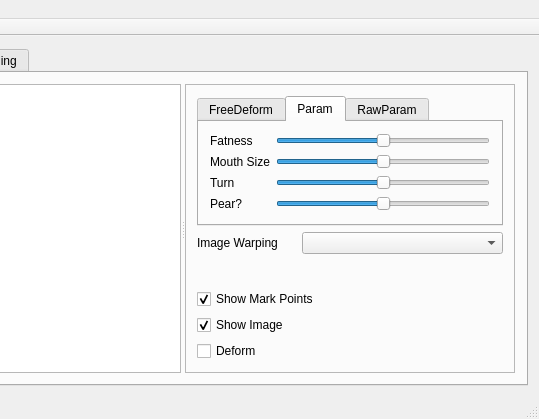
This is gui_paramdeform.ui in yifangxu/faceworkshop as Qt 5 draws it before an edit; both pictures show x 243 to 782 and y 0 to 419 of the 782 by 419 pixel window. The edited form follows.
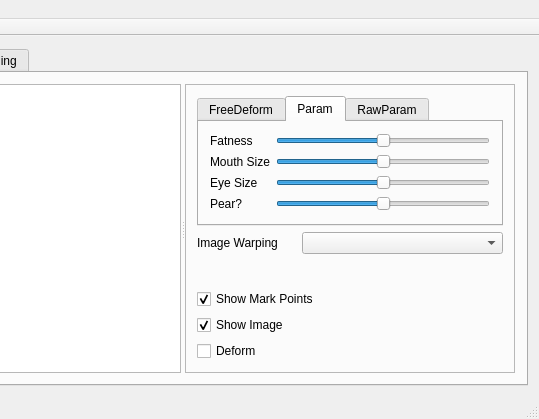
This is the edited form. The open tabs and pages were chosen to show the change. Custom widgets are drawn as their Qt base class.

Diff of the .ui file:
```diff
--- a/gui_paramdeform.ui
+++ b/gui_paramdeform.ui
@@ -89,7 +89,7 @@
                 <item row="2" column="0">
                  <widget class="QLabel" name="label_3">
                   <property name="text">
-                   <string>Turn</string>
+                   <string>Eye Size</string>
                   </property>
                  </widget>
                 </item>
```
Left out of the diff: 28 changed lines with no effect on the pictures.
